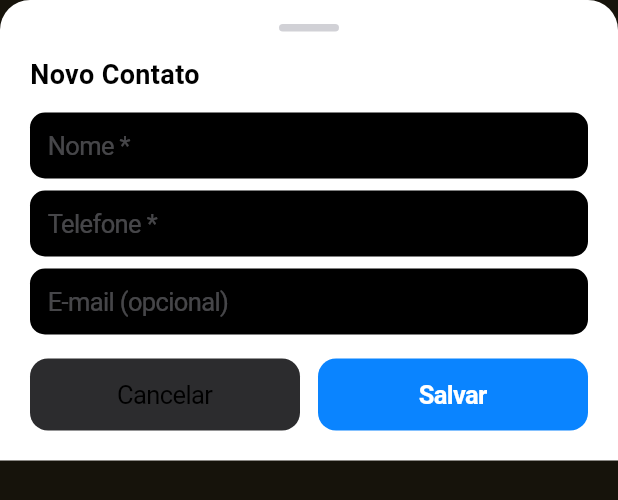
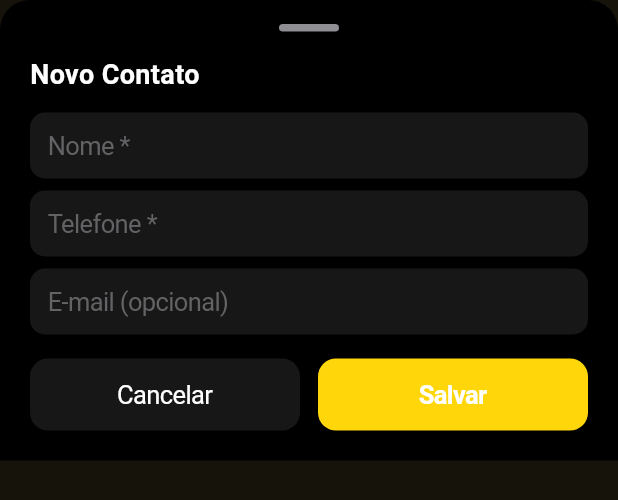
Before and after one commit to danielfercope/rumo-app, a Flutter app: the _AddContactSheet widget shown alone on an empty page, opened directly with empty values, on a phone screen of 412 x 824 dp. Shown: the top 500 px of the screen. Run offline on Flutter 3.47's test engine with Material 3 defaults, Android fonts, the phone set to English and light mode, and no system bars; our stand-ins replace firebase_analytics, firebase_auth, firebase_core, firebase_crashlytics, flutter_map, flutter_riverpod and 5 more; missing offline and left inert: dart:js_interop; accounts and stored records are empty; network calls fail; statements that could not run were skipped.

Commit message:
fix: modais de novo contato e nova nota seguem a paleta escura do app
Fundo preto, campos cinza-escuro com texto branco e botão principal na cor do
tema, como o filtro e o cadastro de empresa. Teste garante a paleta.

```diff
--- a/lib/features/map/presentation/company_details_modal.dart
+++ b/lib/features/map/presentation/company_details_modal.dart
@@ -606,7 +606,7 @@ class _AddNoteSheetState extends ConsumerState<_AddNoteSheet> {
       padding:
           EdgeInsets.only(bottom: MediaQuery.of(context).viewInsets.bottom),
       decoration: const BoxDecoration(
-        color: CupertinoColors.systemBackground,
+        color: CupertinoColors.black,
         borderRadius: BorderRadius.vertical(top: Radius.circular(20)),
       ),
       child: SafeArea(
@@ -622,7 +622,7 @@ class _AddNoteSheetState extends ConsumerState<_AddNoteSheet> {
                   width: 40,
                   height: 5,
                   decoration: BoxDecoration(
-                    color: CupertinoColors.systemGrey4,
+                    color: CupertinoColors.systemGrey,
                     borderRadius: BorderRadius.circular(10),
                   ),
                 ),
@@ -633,7 +633,7 @@ class _AddNoteSheetState extends ConsumerState<_AddNoteSheet> {
                 style: TextStyle(
                     fontSize: 18,
                     fontWeight: FontWeight.bold,
-                    color: CupertinoColors.black),
+                    color: CupertinoColors.white),
               ),
               const SizedBox(height: 12),
               CupertinoTextField(
@@ -642,8 +642,11 @@ class _AddNoteSheetState extends ConsumerState<_AddNoteSheet> {
                 maxLines: 5,
                 minLines: 4,
                 padding: const EdgeInsets.all(12),
+                style: const TextStyle(color: CupertinoColors.white),
+                placeholderStyle:
+                    const TextStyle(color: CupertinoColors.systemGrey2),
                 decoration: BoxDecoration(
-                  color: CupertinoColors.systemGroupedBackground,
+                  color: CupertinoColors.darkBackgroundGray,
                   borderRadius: BorderRadius.circular(10),
                 ),
               ),
@@ -681,30 +684,26 @@ class _AddNoteSheetState extends ConsumerState<_AddNoteSheet> {
                   children: [
                     Expanded(
                       child: CupertinoButton(
-                        color: CupertinoColors.systemGrey5,
+                        color: CupertinoColors.darkBackgroundGray,
                         borderRadius: BorderRadius.circular(12),
                         padding: const EdgeInsets.symmetric(vertical: 14),
                         onPressed:
                             _loading ? null : () => Navigator.pop(context),
                         child: const Text('Cancelar',
-                            style: TextStyle(color: CupertinoColors.black)),
+                            style: TextStyle(color: CupertinoColors.white)),
                       ),
                     ),
                     const SizedBox(width: 12),
                     Expanded(
-                      child: CupertinoButton(
-                        color: CupertinoColors.activeBlue,
+                      child: CupertinoButton.filled(
                         borderRadius: BorderRadius.circular(12),
                         padding: const EdgeInsets.symmetric(vertical: 14),
                         onPressed: _loading ? null : _save,
                         child: _loading
-                            ? const CupertinoActivityIndicator(
-                                color: CupertinoColors.white)
+                            ? const CupertinoActivityIndicator()
                             : const Text(
                                 'Salvar',
-                                style: TextStyle(
-                                    color: CupertinoColors.white,
-                                    fontWeight: FontWeight.w600),
+                                style: TextStyle(fontWeight: FontWeight.w600),
                               ),
                       ),
                     ),
@@ -797,8 +796,10 @@ class _AddContactSheetState extends ConsumerState<_AddContactSheet> {
       placeholder: placeholder,
       keyboardType: keyboardType,
       padding: const EdgeInsets.all(12),
+      style: const TextStyle(color: CupertinoColors.white),
+      placeholderStyle: const TextStyle(color: CupertinoColors.systemGrey2),
       decoration: BoxDecoration(
-        color: CupertinoColors.systemGroupedBackground,
+        color: CupertinoColors.darkBackgroundGray,
         borderRadius: BorderRadius.circular(10),
       ),
     );
@@ -810,7 +811,7 @@ class _AddContactSheetState extends ConsumerState<_AddContactSheet> {
       padding:
           EdgeInsets.only(bottom: MediaQuery.of(context).viewInsets.bottom),
       decoration: const BoxDecoration(
-        color: CupertinoColors.systemBackground,
+        color: CupertinoColors.black,
         borderRadius: BorderRadius.vertical(top: Radius.circular(20)),
       ),
       child: SafeArea(
@@ -826,7 +827,7 @@ class _AddContactSheetState extends ConsumerState<_AddContactSheet> {
                   width: 40,
                   height: 5,
                   decoration: BoxDecoration(
-                    color: CupertinoColors.systemGrey4,
+                    color: CupertinoColors.systemGrey,
                     borderRadius: BorderRadius.circular(10),
                   ),
                 ),
@@ -837,7 +838,7 @@ class _AddContactSheetState extends ConsumerState<_AddContactSheet> {
                 style: TextStyle(
                     fontSize: 18,
                     fontWeight: FontWeight.bold,
-                    color: CupertinoColors.black),
+                    color: CupertinoColors.white),
               ),
               const SizedBox(height: 12),
               _field(_nomeController, 'Nome *'),
@@ -881,30 +882,26 @@ class _AddContactSheetState extends ConsumerState<_AddContactSheet> {
                   children: [
                     Expanded(
                       child: CupertinoButton(
-                        color: CupertinoColors.systemGrey5,
+                        color: CupertinoColors.darkBackgroundGray,
                         borderRadius: BorderRadius.circular(12),
                         padding: const EdgeInsets.symmetric(vertical: 14),
                         onPressed:
                             _loading ? null : () => Navigator.pop(context),
                         child: const Text('Cancelar',
-                            style: TextStyle(color: CupertinoColors.black)),
+                            style: TextStyle(color: CupertinoColors.white)),
                       ),
                     ),
                     const SizedBox(width: 12),
                     Expanded(
-                      child: CupertinoButton(
-                        color: CupertinoColors.activeBlue,
+                      child: CupertinoButton.filled(
                         borderRadius: BorderRadius.circular(12),
                         padding: const EdgeInsets.symmetric(vertical: 14),
                         onPressed: _loading ? null : _save,
                         child: _loading
-                            ? const CupertinoActivityIndicator(
-                                color: CupertinoColors.white)
+                            ? const CupertinoActivityIndicator()
                             : const Text(
                                 'Salvar',
-                                style: TextStyle(
-                                    color: CupertinoColors.white,
-                                    fontWeight: FontWeight.w600),
+                                style: TextStyle(fontWeight: FontWeight.w600),
                               ),
                       ),
                     ),
```
Also changed, not shown: 1 other file.
